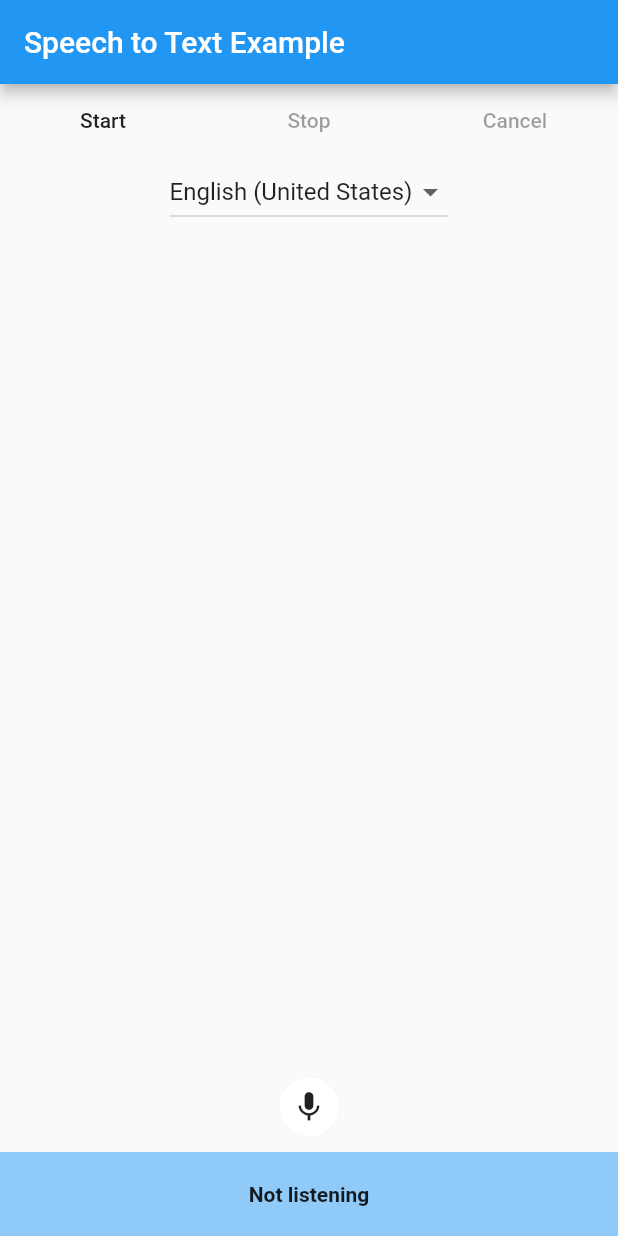
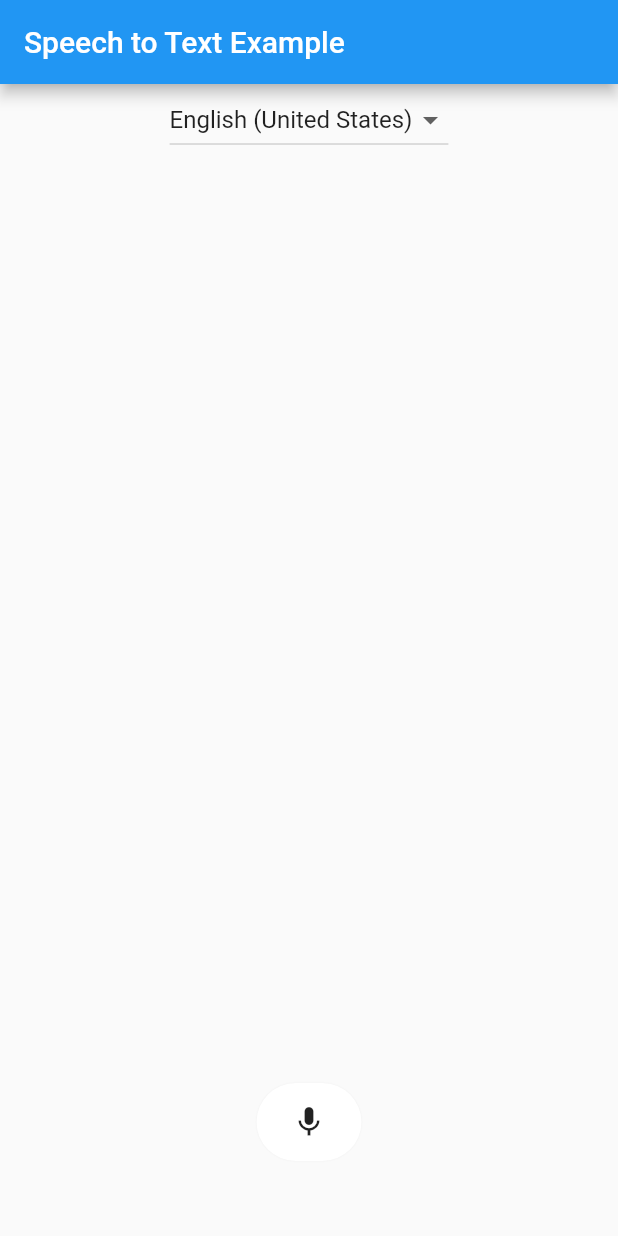
Before and after one commit to Deechi/speech_text, a Flutter app: the screen it shows after launch, on a phone screen of 412 x 824 dp. Run offline on Flutter 3.47's test engine with Material 2 defaults, Android fonts, the phone set to English and light mode, and no system bars; our stand-ins replace speech_to_text.

Commit message:
align center

```diff
--- a/lib/main.dart
+++ b/lib/main.dart
@@ -7,12 +7,32 @@ import 'package:speech_to_text/speech_to_text.dart';
 
 void main() => runApp(MyApp());
 
-class MyApp extends StatefulWidget {
+class MyApp extends StatelessWidget {
+
   @override
-  _MyAppState createState() => _MyAppState();
+  Widget build(BuildContext context) {
+    return MaterialApp(
+      title: 'Flutter Demo',
+      theme: ThemeData(
+
+        primarySwatch: Colors.blue,
+      ),
+      home: MyHomePage(title: 'Flutter Demo Home Page'),
+    );
+  }
 }
 
-class _MyAppState extends State<MyApp> {
+class MyHomePage extends StatefulWidget {
+  MyHomePage({Key key, this.title}) : super(key: key);
+
+
+  final String title;
+
+  @override
+  _MyHomePageState createState() => _MyHomePageState();
+}
+
+class _MyHomePageState extends State<MyHomePage> {
   bool _hasSpeech = false;
   double level = 0.0;
   double minSoundLevel = 50000;
@@ -54,38 +74,18 @@ class _MyAppState extends State<MyApp> {
 
   @override
   Widget build(BuildContext context) {
+    final height = MediaQuery.of(context).size.height;
+    final width = MediaQuery.of(context).size.width;
     return MaterialApp(
       home: Scaffold(
         appBar: AppBar(
           title: const Text('Speech to Text Example'),
         ),
-        body: Column(children: [
+        body: Center(
+          child: Column(
+              children: [
             Container(
-            child: Column(
-              children: <Widget>[
-                Row(
-                  mainAxisAlignment: MainAxisAlignment.spaceAround,
-                  children: <Widget>[
-                    FlatButton(
-                      child: Text('Start'),
-                      onPressed: !_hasSpeech || speech.isListening
-                          ? null
-                          : startListening,
-                    ),
-                    FlatButton(
-                      child: Text('Stop'),
-                      onPressed: speech.isListening ? stopListening : null,
-                    ),
-                    FlatButton(
-                      child: Text('Cancel'),
-                      onPressed: speech.isListening ? cancelListening : null,
-                    ),
-                  ],
-                ),
-                Row(
-                  mainAxisAlignment: MainAxisAlignment.spaceAround,
-                  children: <Widget>[
-                    DropdownButton(
+              child: DropdownButton(
                 onChanged: (selectedVal) => _switchLang(selectedVal),
                 value: _currentLocaleId,
                 items: _localeNames
@@ -97,33 +97,36 @@ class _MyAppState extends State<MyApp> {
                     )
                     .toList(),
               ),
-                  ],
-                )
+            ),
+            SizedBox(
+              height: height * 0.05,
+            ),
+            Container(
+              height:  height * 0.7,
+              child: Column(
+                children: [
+                  Expanded(
+                    child: ListView.builder(
+                        itemCount: lastWordList.length,
+                        itemBuilder: (BuildContext context, int index) {
+                          return Center(
+                            child: Text(lastWordList[index]),
+                          );
+                        }),
+                  ),
                 ],
               ),
             ),
             Expanded(
-            flex: 4,
-            child: Column(
-              children: <Widget>[
-                Expanded(
               child: Stack(
                 children: <Widget>[
-                      Align(
-                        alignment: Alignment.center,
-                        child: ListView.builder(
-                            itemCount: lastWordList.length,
-                            itemBuilder: (BuildContext context, int index) {
-                              return Text(lastWordList[index]);
-                            }),
-                      ),
                   Positioned.fill(
-                        bottom: 10,
+                    bottom: 50,
                     child: Align(
                       alignment: Alignment.bottomCenter,
                       child: Container(
-                            width: 40,
-                            height: 40,
+                        width: 70,
+                        height: 70,
                         alignment: Alignment.center,
                         decoration: BoxDecoration(
                           boxShadow: [
@@ -133,12 +136,13 @@ class _MyAppState extends State<MyApp> {
                                 color: Colors.black.withOpacity(.05))
                           ],
                           color: Colors.white,
-                              borderRadius:
-                                  BorderRadius.all(Radius.circular(50)),
+                          borderRadius: BorderRadius.all(Radius.circular(50)),
                         ),
                         child: IconButton(
                           icon: Icon(Icons.mic),
-                              onPressed: () => null,
+                          onPressed: !_hasSpeech || speech.isListening
+                              ? null
+                              : startListening,
                         ),
                       ),
                     ),
@@ -146,25 +150,8 @@ class _MyAppState extends State<MyApp> {
                 ],
               ),
             ),
-              ],
+          ]),
         ),
-          ),
-          Container(
-            padding: EdgeInsets.symmetric(vertical: 20),
-            color: Theme.of(context).backgroundColor,
-            child: Center(
-              child: speech.isListening
-                  ? Text(
-                      "I'm listening...",
-                      style: TextStyle(fontWeight: FontWeight.bold),
-                    )
-                  : Text(
-                      'Not listening',
-                      style: TextStyle(fontWeight: FontWeight.bold),
-                    ),
-            ),
-          ),
-        ]),
       ),
     );
   }
```
Lines whose indentation alone changed are shown as unchanged.
